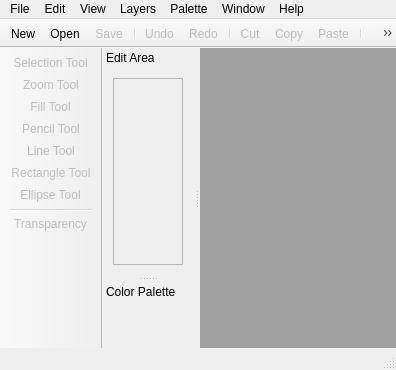
Qt form screens/main_window.ui (LeoBusta/PixelBooster) before a commit.
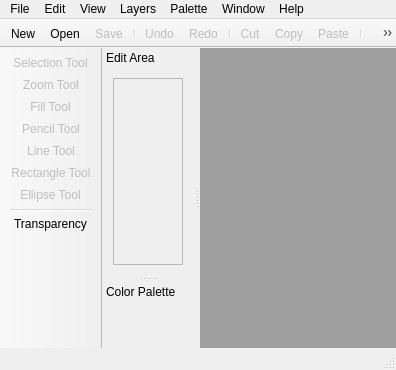
The same form after that commit. Icons and pictures are not drawn. Custom widgets are drawn as their Qt base class.

Commit message: Adding cache instead of accessing the singleton always. Adding transparency button state save. Removing color widget. Changed my mind about the design of it.

What changed in the file:
```diff
--- a/screens/main_window.ui
+++ b/screens/main_window.ui
@@ -653,7 +653,7 @@
   </action>
   <action name="actionTransparency">
    <property name="enabled">
-    <bool>false</bool>
+    <bool>true</bool>
    </property>
    <property name="icon">
     <iconset resource="../resources/icons/icons.qrc">
```
Left out of the diff: 3 changed lines with no effect on the pictures. The commit also changes 7 other files.
